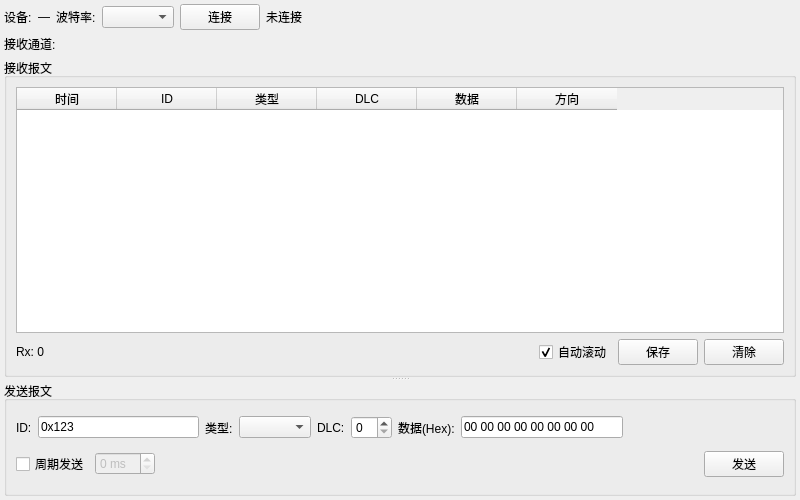
Above: ui/cansessionwidget.ui from greyskysoul/QCanAnalyzer before the change. Below: the same form after it.
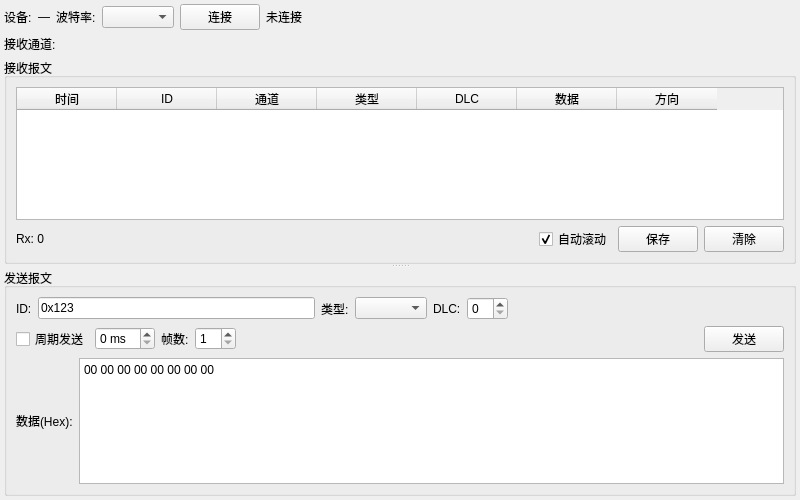
That is the form after the change.

Commit message:
feat: 发送面板重构、多帧可打断、通道列及UI优化
- 发送面板UI重构:
  - 周期复选框勾选时锁定周期SpinBox，取消勾选后允许修改周期
  - 新增发送帧数SpinBox（最小1），点击发送按指定帧数发送
  - 数据输入框从QLineEdit改为QPlainTextEdit，支持CAN FD 64字节数据
  - 数据输入自动过滤非十六进制字符
  - DLC SpinBox范围扩展为0~64
  - CanMessage::data[]扩容为64字节

- 多帧发送可打断:
  - 改为逐帧+QTimer异步发送，替代同步for循环
  - 点击发送后按钮变红色"停止"，可随时中断剩余帧
  - 发送期间禁用所有参数编辑控件

- 接收表格新增通道列:
  - CanMessage添加channel字段
  - 三个适配器接收消息时填入通道号
  - 表格列顺序: 时间|ID|通道|类型|DLC|数据|方向
  - CSV导出包含通道信息

- 移除gsusbadapter.cpp和pcanadapter.cpp中非必要的qDebug()调试输出

- 更新README.md功能特性、截图ASCII图、项目结构
- 更新欢迎界面描述文字

Patch:
```diff
--- a/ui/cansessionwidget.ui
+++ b/ui/cansessionwidget.ui
@@ -158,6 +158,11 @@
            <string>ID</string>
           </property>
          </column>
+         <column>
+          <property name="text">
+           <string>通道</string>
+          </property>
+         </column>
          <column>
           <property name="text">
            <string>类型</string>
@@ -275,20 +280,6 @@
          <item>
           <widget class="QSpinBox" name="sendDlcSpin"/>
          </item>
-         <item>
-          <widget class="QLabel" name="sendDataLabel">
-           <property name="text">
-            <string>数据(Hex):</string>
-           </property>
-          </widget>
-         </item>
-         <item>
-          <widget class="QLineEdit" name="sendDataEdit">
-           <property name="text">
-            <string>00 00 00 00 00 00 00 00</string>
-           </property>
-          </widget>
-         </item>
          <item>
           <spacer name="txFormSpacer">
            <property name="orientation">
@@ -319,7 +310,24 @@
             <string> ms</string>
            </property>
            <property name="enabled">
-            <bool>false</bool>
+            <bool>true</bool>
+           </property>
+          </widget>
+         </item>
+         <item>
+          <widget class="QLabel" name="sendFrameCountLabel">
+           <property name="text">
+            <string>帧数:</string>
+           </property>
+          </widget>
+         </item>
+         <item>
+          <widget class="QSpinBox" name="sendFrameCountSpin">
+           <property name="minimum">
+            <number>1</number>
+           </property>
+           <property name="value">
+            <number>1</number>
            </property>
           </widget>
          </item>
@@ -345,6 +353,30 @@
          </item>
         </layout>
        </item>
+       <item>
+        <layout class="QHBoxLayout" name="txDataLayout">
+         <item>
+          <widget class="QLabel" name="sendDataLabel">
+           <property name="text">
+            <string>数据(Hex):</string>
+           </property>
+          </widget>
+         </item>
+         <item>
+          <widget class="QPlainTextEdit" name="sendDataEdit">
+           <property name="maximumBlockCount">
+            <number>1</number>
+           </property>
+           <property name="lineWrapMode">
+            <enum>QPlainTextEdit::NoWrap</enum>
+           </property>
+           <property name="plainText">
+            <string>00 00 00 00 00 00 00 00</string>
+           </property>
+          </widget>
+         </item>
+        </layout>
+       </item>
       </layout>
      </widget>
     </widget>
```
The commit also changes 9 other files.
